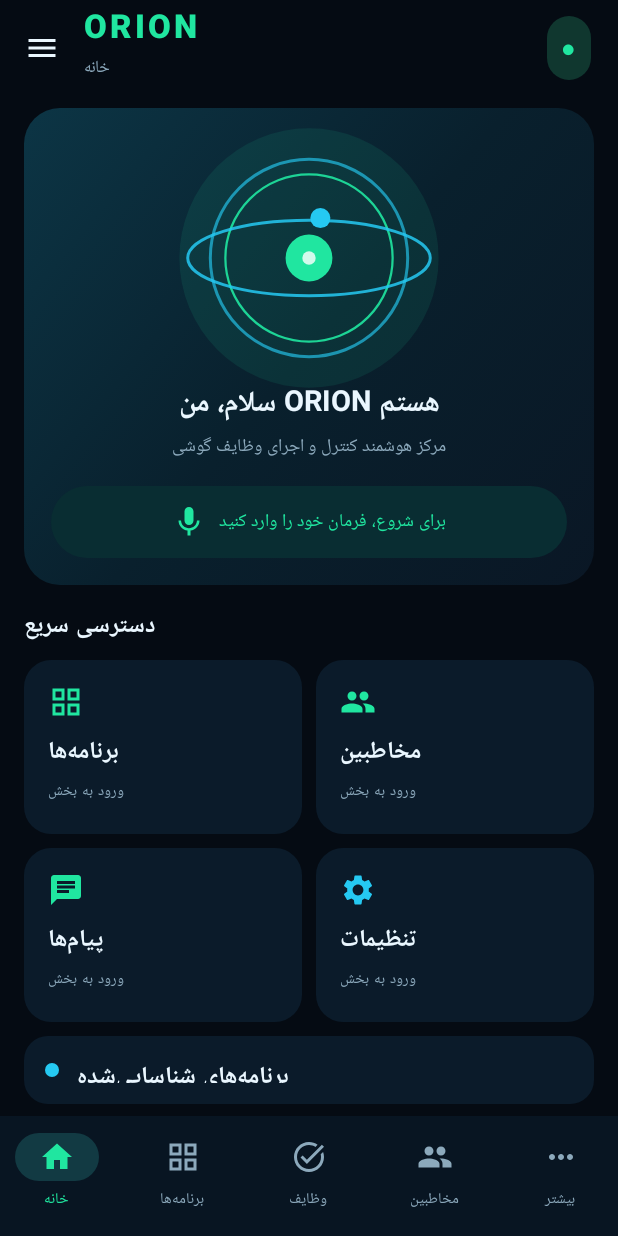
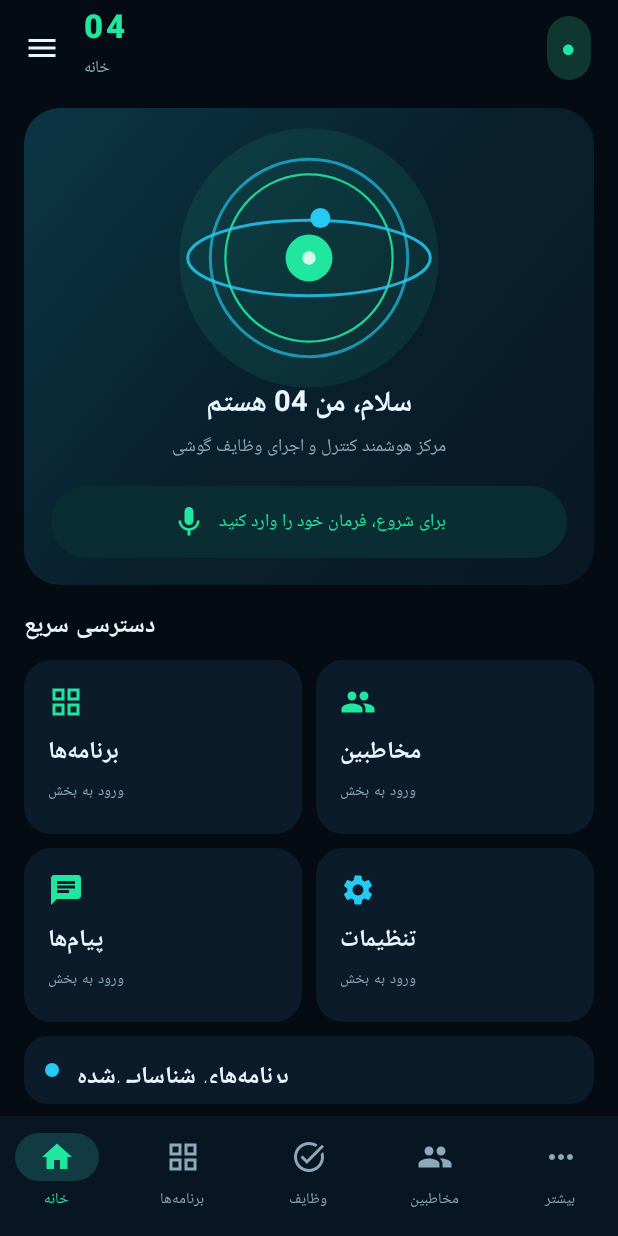
Before and after one commit to mohammadsaberafghan3-cpu/my-assistant04, an Android app built with Jetpack Compose: the screen it shows after launch (MainActivity), on a phone screen of 412 x 824 dp. Run offline under Robolectric (Android 15) with nearby library versions, the phone set to English and light mode, and no system bars.

Commit message:
Rebrand app as 04 and prepare v0.4.0

```diff
--- a/android/app/src/main/java/com/orion/assistant/MainActivity.kt
+++ b/android/app/src/main/java/com/orion/assistant/MainActivity.kt
@@ -78,7 +78,7 @@ private val menuItems = listOf(
     "مخاطبین" to Icons.Default.People, "پیام‌ها" to Icons.Default.Chat,
     "وظایف" to Icons.Default.TaskAlt, "حافظه و یادگیری" to Icons.Default.Storage,
     "امنیت و مجوزها" to Icons.Default.Shield, "تنظیمات" to Icons.Default.Settings,
-    "پروفایل کاربر" to Icons.Default.AccountCircle, "درباره ORION" to Icons.Default.Info
+    "پروفایل کاربر" to Icons.Default.AccountCircle, "درباره 04" to Icons.Default.Info
 )
 
 @OptIn(ExperimentalMaterial3Api::class)
@@ -129,7 +129,7 @@ private fun OrionCommandCenter() {
                 Column(Modifier.fillMaxWidth().background(Glow).padding(20.dp)) {
                     OrionMark(Modifier.size(76.dp))
                     Spacer(Modifier.height(8.dp))
-                    Text("ORION", color = Green, fontSize = 25.sp, fontWeight = FontWeight.Black, letterSpacing = 3.sp)
+                    Text("04", color = Green, fontSize = 25.sp, fontWeight = FontWeight.Black, letterSpacing = 3.sp)
                     Text("نسخه 0.3 • مرکز فرماندهی", color = Muted, fontSize = 11.sp)
                     Spacer(Modifier.height(10.dp))
                     Surface(color = Color(0xFF10372F), shape = CircleShape) { Text("●  آماده به کار", color = Green, fontSize = 11.sp, modifier = Modifier.padding(horizontal=12.dp, vertical=6.dp)) }
@@ -144,13 +144,13 @@ private fun OrionCommandCenter() {
                     )
                 }
                 Spacer(Modifier.weight(1f))
-                Text("ORION • Android Intelligent Agent", color=Muted, fontSize=10.sp, modifier=Modifier.padding(18.dp))
+                Text("04 • Android Intelligent Agent", color=Muted, fontSize=10.sp, modifier=Modifier.padding(18.dp))
             }
         }
     ) {
         Scaffold(containerColor = Bg, topBar = {
             TopAppBar(
-                title = { Column { Text("ORION", color=Green, fontWeight=FontWeight.Black, letterSpacing=2.sp); Text(page, color=Muted, fontSize=11.sp) } },
+                title = { Column { Text("04", color=Green, fontWeight=FontWeight.Black, letterSpacing=2.sp); Text(page, color=Muted, fontSize=11.sp) } },
                 navigationIcon = { IconButton(onClick={scope.launch { drawerState.open() }}) { Icon(Icons.Default.Menu, "منو", tint=MainText) } },
                 actions = { Surface(color=Color(0xFF10372F), shape=CircleShape, modifier=Modifier.padding(end=14.dp)) { Text("●", color=Green, modifier=Modifier.padding(9.dp)) } },
                 colors = TopAppBarDefaults.topAppBarColors(containerColor=Bg)
@@ -169,7 +169,7 @@ private fun OrionCommandCenter() {
                     "خانه" -> {
                         Column(Modifier.fillMaxWidth().background(Glow, RoundedCornerShape(24.dp)).padding(18.dp), horizontalAlignment=Alignment.CenterHorizontally) {
                             OrionMark(Modifier.size(164.dp))
-                            Text("سلام، من ORION هستم", color=MainText, fontSize=19.sp, fontWeight=FontWeight.Bold)
+                            Text("سلام، من 04 هستم", color=MainText, fontSize=19.sp, fontWeight=FontWeight.Bold)
                             Text("مرکز هوشمند کنترل و اجرای وظایف گوشی", color=Muted, fontSize=12.sp)
                             Spacer(Modifier.height(14.dp))
                             Surface(color=Color(0xFF092D32), shape=CircleShape, modifier=Modifier.fillMaxWidth()) {
@@ -221,11 +221,11 @@ private fun OrionCommandCenter() {
                         OutlinedButton(onClick={if(phoneNumber.isNotBlank()) runCatching { context.startActivity(Intent(Intent.ACTION_DIAL,Uri.parse("tel:${Uri.encode(phoneNumber)}"))) }},enabled=phoneNumber.isNotBlank()) { Text("بازکردن شماره‌گیر") }
                     }
                     "وظایف" -> { PageTitle("وظایف و عملیات","مرکز پیگیری اجرای فرمان‌ها"); StatusTile("کنترل رابط برنامه‌ها","نیازمند پیاده‌سازی سرویس Accessibility",Cyan); StatusTile("برنامه‌ریز هوشمند","هنوز به موتور هوش مصنوعی متصل نشده است",Green); StatusTile("تأیید عملیات حساس","ارسال، حذف و پرداخت باید با اجازه شما باشد",Cyan) }
-                    "حافظه و یادگیری" -> { PageTitle("حافظه و یادگیری","مدیریت داده‌های محلی ORION"); StatusTile("حافظه محلی","ذخیره پایدار و مدیریت حافظه هنوز پیاده‌سازی نشده است",Cyan) }
+                    "حافظه و یادگیری" -> { PageTitle("حافظه و یادگیری","مدیریت داده‌های محلی 04"); StatusTile("حافظه محلی","ذخیره پایدار و مدیریت حافظه هنوز پیاده‌سازی نشده است",Cyan) }
                     "امنیت و مجوزها" -> { PageTitle("امنیت و مجوزها","مجوزها باید آگاهانه و توسط شما فعال شوند"); StatusTile("مخاطبین","مجوز فقط هنگام درخواست شما گرفته می‌شود",Green); StatusTile("دسترسی‌پذیری اندروید","سرویس کنترل صفحه هنوز اضافه نشده است",Cyan); StatusTile("توقف اضطراری","در نسخه عامل اجرایی اضافه خواهد شد",Green) }
-                    "تنظیمات" -> { PageTitle("تنظیمات ORION","تنظیمات ظاهری و رفتاری"); StatusTile("زبان","فارسی • رابط راست‌چین",Green); StatusTile("حالت عملکرد","هدف: آفلاین‌محور با امکانات آنلاین اختیاری",Cyan); StatusTile("سطح استقلال","سطح متعادل؛ تأیید عملیات حساس",Green) }
-                    "پروفایل کاربر" -> { PageTitle("پروفایل و مشخصات کاربر","اطلاعات نمایشی حساب محلی"); StatusTile("نام نمایشی","کاربر ORION",Cyan); StatusTile("سطح دسترسی","قابل تنظیم پس از تکمیل سامانه مجوزها",Green) }
-                    "درباره ORION" -> { PageTitle("درباره ORION","Android Intelligent Agent"); StatusTile("نسخه رابط","0.3.0 • بازطراحی رابط فرماندهی",Green); StatusTile("وضعیت توسعه","رابط کاربری بازطراحی شده؛ عامل اجرایی هنوز کامل نیست",Cyan) }
+                    "تنظیمات" -> { PageTitle("تنظیمات 04","تنظیمات ظاهری و رفتاری"); StatusTile("زبان","فارسی • رابط راست‌چین",Green); StatusTile("حالت عملکرد","هدف: آفلاین‌محور با امکانات آنلاین اختیاری",Cyan); StatusTile("سطح استقلال","سطح متعادل؛ تأیید عملیات حساس",Green) }
+                    "پروفایل کاربر" -> { PageTitle("پروفایل و مشخصات کاربر","اطلاعات نمایشی حساب محلی"); StatusTile("نام نمایشی","کاربر 04",Cyan); StatusTile("سطح دسترسی","قابل تنظیم پس از تکمیل سامانه مجوزها",Green) }
+                    "درباره 04" -> { PageTitle("درباره 04","Android Intelligent Agent"); StatusTile("نسخه رابط","0.3.0 • بازطراحی رابط فرماندهی",Green); StatusTile("وضعیت توسعه","رابط کاربری بازطراحی شده؛ عامل اجرایی هنوز کامل نیست",Cyan) }
                     else -> PageTitle(page,"این بخش در حال آماده‌سازی است")
                 }
             }
```
